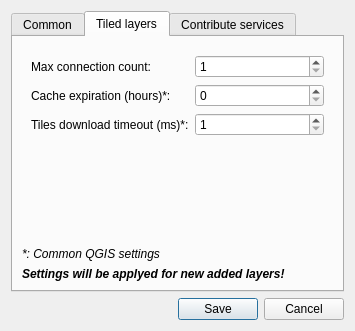
This is src/settings_dialog_base.ui in nextgis/quickmapservices as Qt 5 draws it before an edit. The edited form follows.
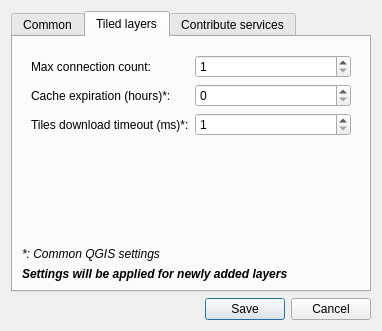
This is the edited form. The open tabs and pages were chosen to show the change.

Commit message: Fix form generation

What changed in the file:
```diff
--- a/src/settings_dialog_base.ui
+++ b/src/settings_dialog_base.ui
@@ -6,7 +6,7 @@
    <rect>
     <x>0</x>
     <y>0</y>
-    <width>355</width>
+    <width>382</width>
     <height>331</height>
    </rect>
   </property>
@@ -165,7 +165,10 @@
           </font>
          </property>
          <property name="text">
-          <string>Settings will be applyed for new added layers!</string>
+          <string>Settings will be applied for newly added layers</string>
+         </property>
+         <property name="scaledContents">
+          <bool>true</bool>
          </property>
         </widget>
        </item>
```
Left out of the diff: 16 changed lines with no effect on the pictures. The commit also changes 1 other file.
